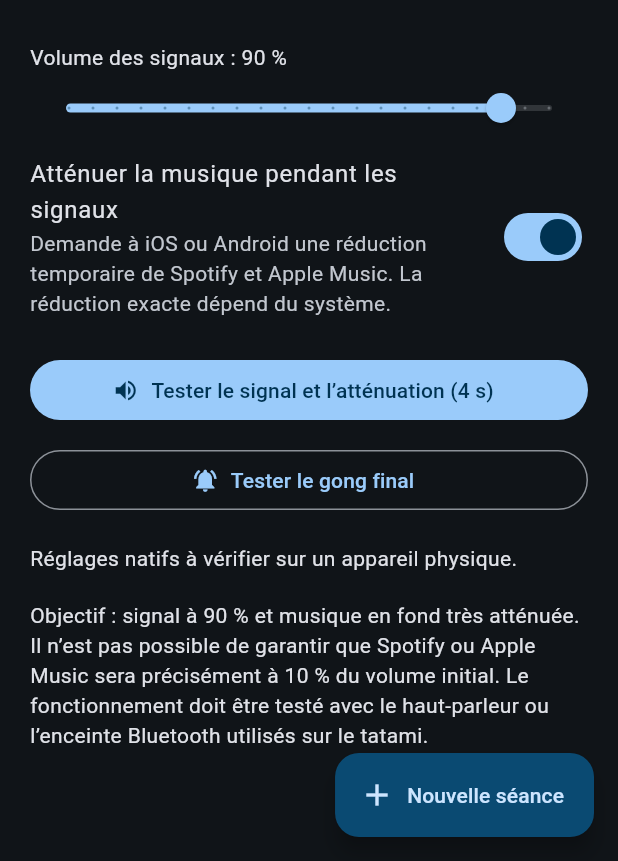
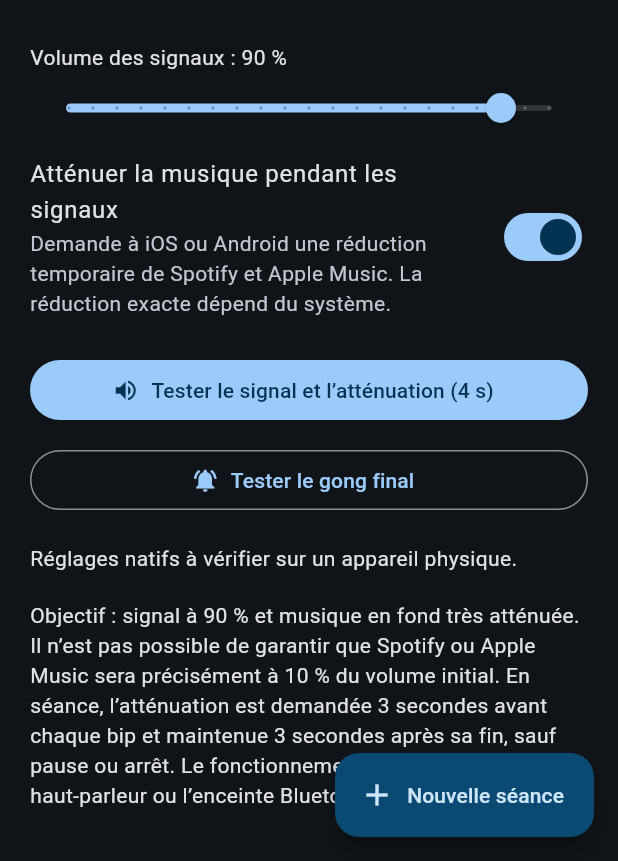
Before and after one commit to drop251/moniteur-intervalles-jsb-, a Flutter app: the screen it shows after launch, tab 3 chosen, on a phone screen of 412 x 824 dp, the part 375-1236 px from its top. Run offline on Flutter 3.47's test engine with Material 3 defaults, Android fonts, the phone set to English and light mode, and no system bars; our stand-ins replace shared_preferences.

Commit message:
docs(audio): expliciter l’atténuation 3 secondes avant et après chaque bip

```diff
--- a/lib/audio/audio_settings_screen.dart
+++ b/lib/audio/audio_settings_screen.dart
@@ -114,6 +114,8 @@ class _AudioSettingsScreenState extends State<AudioSettingsScreen> {
           'Objectif : signal à 90 % et musique en fond très atténuée. '
           'Il n’est pas possible de garantir que Spotify ou Apple Music '
           'sera précisément à 10 % du volume initial. '
+          'En séance, l’atténuation est demandée 3 secondes avant chaque bip et '
+          'maintenue 3 secondes après sa fin, sauf pause ou arrêt. '
           'Le fonctionnement doit être testé avec le haut-parleur ou '
           'l’enceinte Bluetooth utilisés sur le tatami.',
         ),
```
